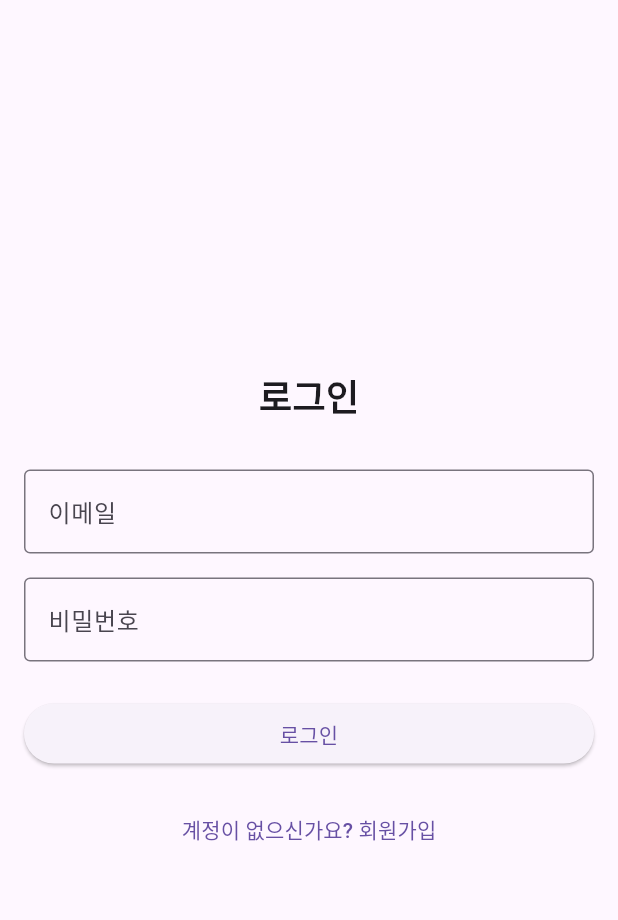
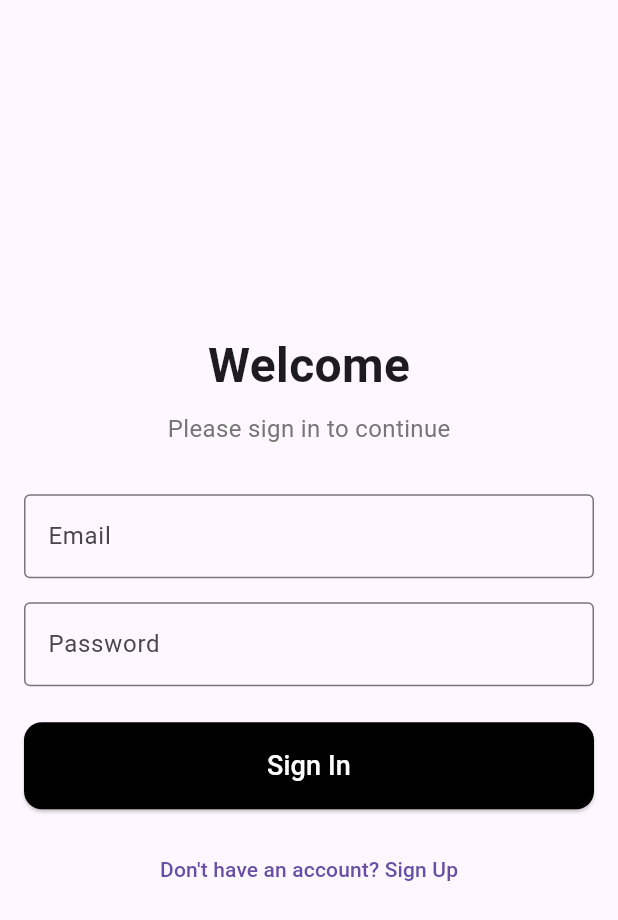
Before and after one commit to Socoms/medical, a Flutter app: the screen it shows after launch, on a phone screen of 412 x 824 dp. Shown: the top 920 px of the screen. Run offline on Flutter 3.47's test engine with Material 3 defaults, Android fonts, the phone set to English and light mode, and no system bars; our stand-ins replace font_awesome_flutter, google_fonts, shared_preferences.

Commit message:
Change login page text to English and update app title to Medical Korea

```diff
--- a/lib/main.dart
+++ b/lib/main.dart
@@ -50,7 +50,7 @@ class HomePage extends StatelessWidget {
   Widget build(BuildContext context) {
     return Scaffold(
       appBar: AppBar(
-        title: const Text('Home'),
+        title: const Text('Medical Korea'),
         actions: [
           IconButton(
             icon: const Icon(Icons.logout),
--- a/lib/pages/login_page.dart
+++ b/lib/pages/login_page.dart
@@ -25,7 +25,7 @@ class _LoginPageState extends State<LoginPage> {
   Future<void> _signIn() async {
     if (_emailController.text.isEmpty || _passwordController.text.isEmpty) {
       ScaffoldMessenger.of(context).showSnackBar(
-        const SnackBar(content: Text('이메일과 비밀번호를 입력해주세요')),
+        const SnackBar(content: Text('Please enter email and password')),
       );
       return;
     }
@@ -45,13 +45,13 @@ class _LoginPageState extends State<LoginPage> {
         );
       } else if (mounted) {
         ScaffoldMessenger.of(context).showSnackBar(
-          const SnackBar(content: Text('로그인에 실패했습니다')),
+          const SnackBar(content: Text('Invalid email or password')),
         );
       }
     } catch (e) {
       if (mounted) {
         ScaffoldMessenger.of(context).showSnackBar(
-          const SnackBar(content: Text('로그인 중 오류가 발생했습니다')),
+          const SnackBar(content: Text('An error occurred during sign in')),
         );
       }
     } finally {
@@ -71,17 +71,25 @@ class _LoginPageState extends State<LoginPage> {
             mainAxisAlignment: MainAxisAlignment.center,
             children: [
               const Text(
-                '로그인',
+                'Welcome',
                 style: TextStyle(
-                  fontSize: 24,
+                  fontSize: 32,
                   fontWeight: FontWeight.bold,
+                ),
+              ),
+              const SizedBox(height: 8),
+              Text(
+                'Please sign in to continue',
+                style: TextStyle(
+                  fontSize: 16,
+                  color: Colors.grey[600],
                 ),
               ),
               const SizedBox(height: 32),
               TextField(
                 controller: _emailController,
                 decoration: const InputDecoration(
-                  labelText: '이메일',
+                  labelText: 'Email',
                   border: OutlineInputBorder(),
                 ),
                 keyboardType: TextInputType.emailAddress,
@@ -90,7 +98,7 @@ class _LoginPageState extends State<LoginPage> {
               TextField(
                 controller: _passwordController,
                 decoration: const InputDecoration(
-                  labelText: '비밀번호',
+                  labelText: 'Password',
                   border: OutlineInputBorder(),
                 ),
                 obscureText: true,
@@ -100,9 +108,22 @@ class _LoginPageState extends State<LoginPage> {
                 width: double.infinity,
                 child: ElevatedButton(
                   onPressed: _isLoading ? null : _signIn,
+                  style: ElevatedButton.styleFrom(
+                    backgroundColor: Colors.black,
+                    padding: const EdgeInsets.symmetric(vertical: 16),
+                    shape: RoundedRectangleBorder(
+                      borderRadius: BorderRadius.circular(12),
+                    ),
+                  ),
                   child: _isLoading
-                      ? const CircularProgressIndicator()
-                      : const Text('로그인'),
+                      ? const CircularProgressIndicator(color: Colors.white)
+                      : const Text(
+                          'Sign In',
+                          style: TextStyle(
+                            fontSize: 18,
+                            color: Colors.white,
+                          ),
+                        ),
                 ),
               ),
               const SizedBox(height: 16),
@@ -113,7 +134,7 @@ class _LoginPageState extends State<LoginPage> {
                     MaterialPageRoute(builder: (_) => const SignupPage()),
                   );
                 },
-                child: const Text('계정이 없으신가요? 회원가입'),
+                child: const Text('Don\'t have an account? Sign Up'),
               ),
             ],
           ),
```
Also changed, not shown: 4 other files.
